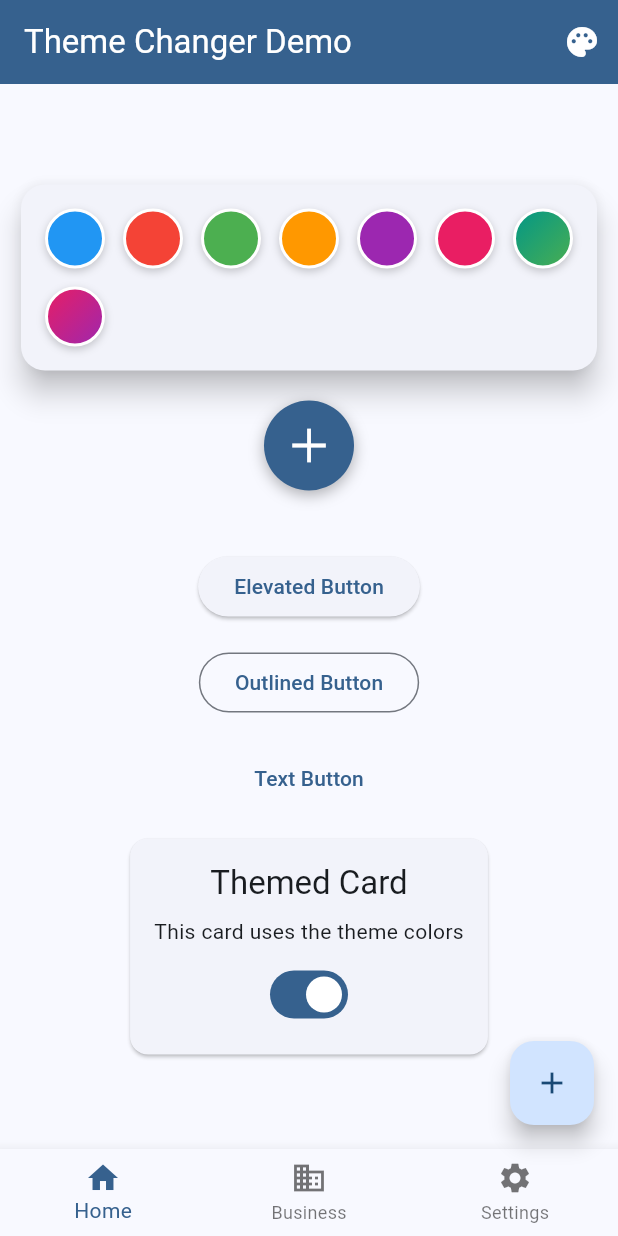
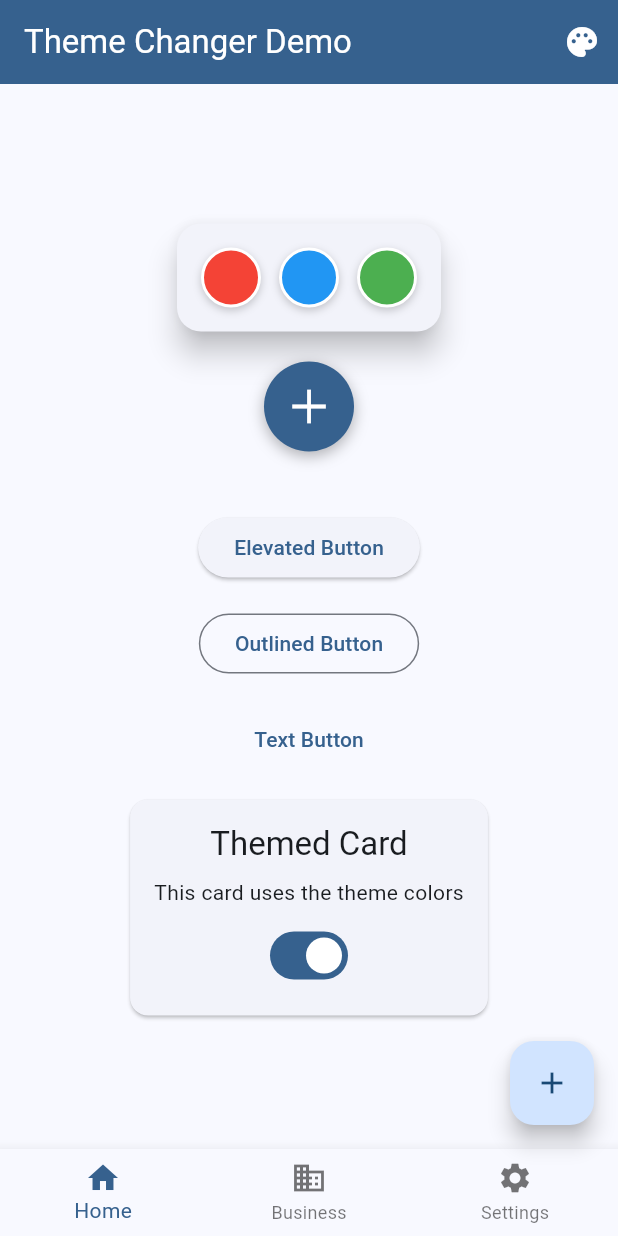
Before and after one commit to erfanalizada/flutter_theme_changer_erfan, a Flutter app: the screen it shows after launch, after a tap on the "color lens" icon, on a phone screen of 412 x 824 dp. Run offline on Flutter 3.47's test engine with Material 3 defaults, Android fonts, the light colour scheme and no system bars; our stand-ins replace flutter_riverpod, shared_preferences.

Commit message:
Added colour functionality for both widgets

```diff
--- a/lib/main.dart
+++ b/lib/main.dart
@@ -1,7 +1,6 @@
 import 'dart:ui';
 import 'dart:developer' as developer;
 import 'package:flutter/material.dart';
-import 'package:flutter/scheduler.dart';
 import 'package:flutter_riverpod/flutter_riverpod.dart';
 import 'package:flutter_theme_changer_erfan/dynamic_theme_picker.dart';
 
@@ -33,13 +32,12 @@ bool _isUsingImpeller() {
 class _PerformanceObserver with WidgetsBindingObserver {
   Stopwatch? _frameStopwatch;
 
-  @override
+
   void didBeginFrame() {
     _frameStopwatch = Stopwatch()..start();
     developer.log('Frame started', name: 'performance');
   }
 
-  @override
   void didDrawFrame() {
     if (_frameStopwatch != null) {
       final elapsed = _frameStopwatch!.elapsedMilliseconds;
@@ -118,11 +116,7 @@ class _ThemeChangerDemoState extends State<ThemeChangerDemo> {
         actions: const [
           ThemeDialogButton(
             availableColors: [Colors.red, Colors.blue, Colors.green],
-            gradientColors: [
-              [Colors.purple, Colors.deepPurple],
-              [Colors.orange, Colors.deepOrange, Colors.red],
-              [Colors.lightBlue, Colors.blue, Colors.indigo, Colors.purple],
-            ],
+            // Remove gradientColors parameter
           ),
         ],
       ),
@@ -132,10 +126,8 @@ class _ThemeChangerDemoState extends State<ThemeChangerDemo> {
           children: [
             // Theme color picker widget
             const ThemeColorPickerWidget(
-              gradientColors: [
-                [Colors.teal, Colors.green],
-                [Colors.pink, Colors.purple],
-              ],
+              availableColors: [Colors.red, Colors.blue, Colors.green],
+              // Remove gradientColors parameter
             ),
             const SizedBox(height: 40),
 
--- a/lib/src/theme_color_picker_widget.dart
+++ b/lib/src/theme_color_picker_widget.dart
@@ -1,6 +1,9 @@
+import 'dart:ui' as ui;
 import 'package:flutter/material.dart';
 import 'package:flutter_riverpod/flutter_riverpod.dart';
 import 'theme_controller.dart';
+
+// Remove midpointGradient and interpolate functions
 
 class ThemeColorPickerWidget extends ConsumerStatefulWidget {
   const ThemeColorPickerWidget({
@@ -12,6 +15,8 @@ class ThemeColorPickerWidget extends ConsumerStatefulWidget {
       Colors.orange,
       Colors.purple,
       Colors.pink,
+      Colors.teal,
+      Colors.amber,
     ],
     this.gradientColors = const [],
   });
@@ -61,8 +66,7 @@ class _ThemeColorPickerWidgetState
                     children: [
                       ...widget.availableColors
                           .map((color) => _buildColorButton(color)),
-                      ...widget.gradientColors
-                          .map((colors) => _buildGradientButton(colors)),
+                      // Remove gradient colors mapping
                     ],
                   ),
                 ),
@@ -100,35 +104,15 @@ class _ThemeColorPickerWidgetState
     );
   }
 
-  Widget _buildGradientButton(List<Color> colors) {
-    return InkWell(
-      onTap: () {
-        // For gradients, we'll use the first color as the primary theme color
-        ref.read(themeProvider.notifier).updateTheme(colors.first);
-        _toggleExpanded();
-      },
-      borderRadius: BorderRadius.circular(20),
-      child: Container(
-        width: 40,
-        height: 40,
-        decoration: BoxDecoration(
-          gradient: LinearGradient(
-            colors: colors,
-            begin: Alignment.topLeft,
-            end: Alignment.bottomRight,
-          ),
-          shape: BoxShape.circle,
-          border: Border.all(color: Colors.white, width: 2),
-          boxShadow: [
-            BoxShadow(
-              color: Colors.black.withValues(alpha: 0.2),
-              blurRadius: 4,
-              offset: const Offset(0, 2),
-            ),
-          ],
-        ),
-      ),
-    );
+  // Keep _buildColorButton but remove _buildGradientButton
+
+  // Helper method to generate stops for distinct color bands
+  List<double> _generateDistinctStops(int colorCount) {
+    List<double> stops = [];
+    for (int i = 0; i < colorCount; i++) {
+      stops.add(i / (colorCount - 1));
+    }
+    return stops;
   }
 
   Widget _buildMainButton(ThemeData currentTheme) {
--- a/lib/src/theme_controller.dart
+++ b/lib/src/theme_controller.dart
@@ -3,6 +3,7 @@ import 'package:flutter_riverpod/flutter_riverpod.dart';
 import 'package:shared_preferences/shared_preferences.dart';
 import 'package:flutter/foundation.dart';
 import 'dart:developer' as developer;
+import 'dart:ui' as ui;
 
 ThemeData _generateThemeData(Color primaryColor) {
   // Move the theme generation logic here
```
Also changed, not shown: 1 other file.
